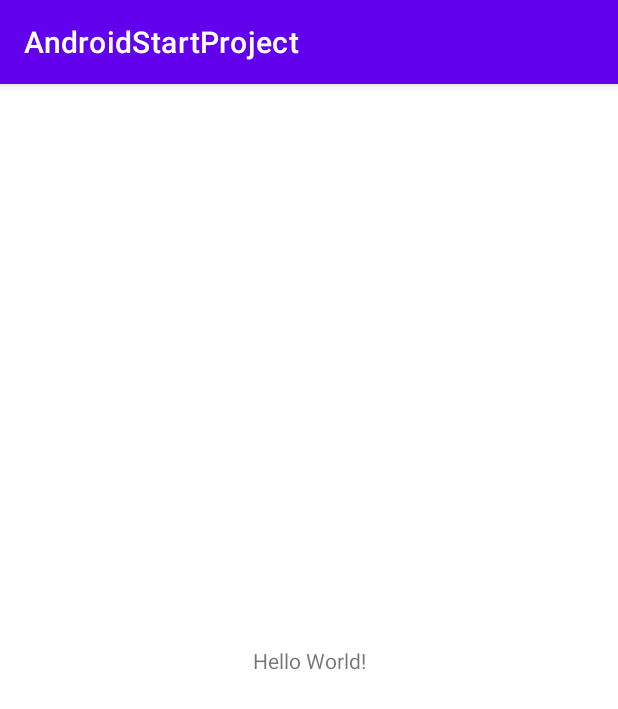
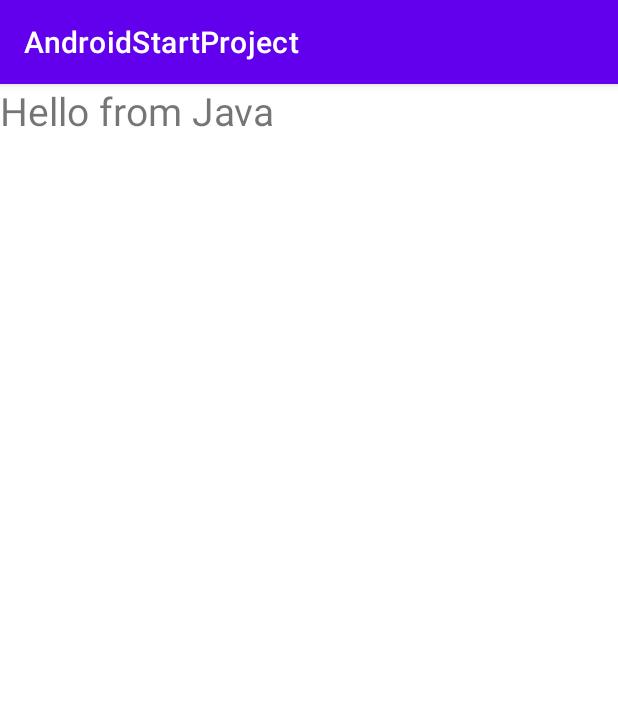
Before and after one commit to nferno1/AndroidStartProject, an Android app: the screen it shows after launch (MainActivity), on a phone screen of 412 x 824 dp. Shown: the top 709 px of the screen. Run offline under Robolectric (Android 15) with nearby library versions, the phone set to English and light mode, and no system bars.

Commit message:
Added TextView

```diff
--- a/app/src/main/java/ru/nferno1/androidstartproject/MainActivity.java
+++ b/app/src/main/java/ru/nferno1/androidstartproject/MainActivity.java
@@ -11,7 +11,12 @@ public class MainActivity extends AppCompatActivity {
     @Override
     protected void onCreate(Bundle savedInstanceState) {
         super.onCreate(savedInstanceState);
-        setContentView(R.layout.activity_main);
+        setContentView(R.layout.second_layout);
+
+
+        TextView textView = (TextView) findViewById(R.id.header);
+        textView.setText("Hello from Java");
+
 
         /*ConstraintLayout constraintLayout = new ConstraintLayout(this);
         TextView textView = new TextView(this);
--- /dev/null
+++ b/app/src/main/res/layout/second_layout.xml
@@ -0,0 +1,13 @@
+<?xml version="1.0" encoding="utf-8"?>
+<androidx.constraintlayout.widget.ConstraintLayout xmlns:android="http://schemas.android.com/apk/res/android"
+    android:layout_width="match_parent"
+    android:layout_height="match_parent">
+
+    <TextView
+        android:id="@+id/header"
+        android:text="Welcome to Android"
+        android:textSize="26sp"
+        android:layout_width="match_parent"
+        android:layout_height="match_parent"/>
+
+</androidx.constraintlayout.widget.ConstraintLayout>
```
